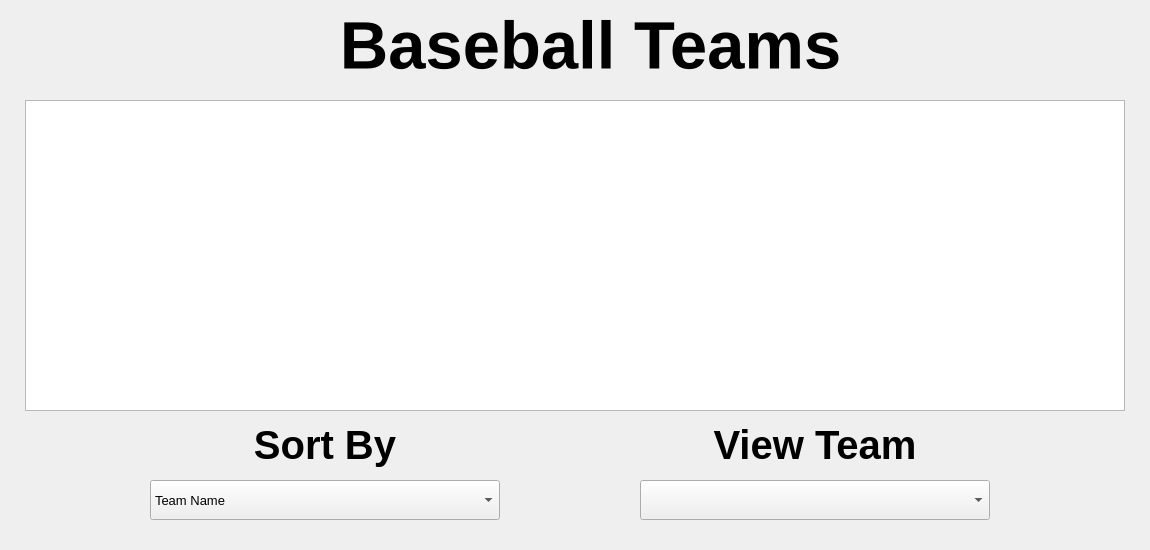
This is viewingpage.ui in nokk3n-dev/CS1D-Project-2-Baseball as Qt 5 draws it before an edit. The edited form follows.
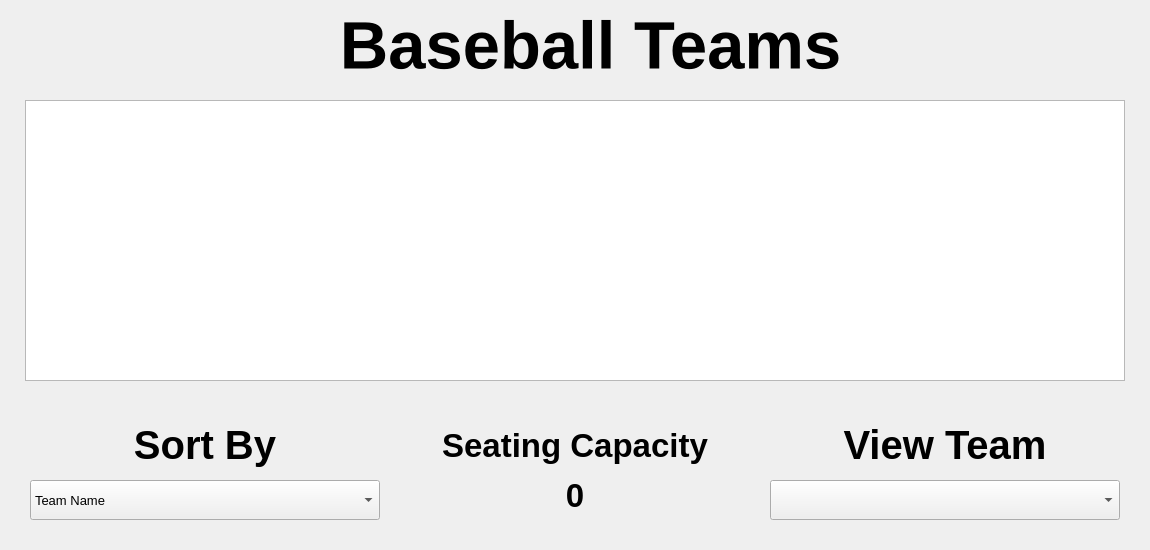
This is the edited form.

```diff
--- a/viewingpage.ui
+++ b/viewingpage.ui
@@ -19,7 +19,7 @@
      <x>25</x>
      <y>100</y>
      <width>1100</width>
-     <height>311</height>
+     <height>281</height>
     </rect>
    </property>
    <property name="sizePolicy">
@@ -56,7 +56,7 @@
   <widget class="QComboBox" name="sortBox">
    <property name="geometry">
     <rect>
-     <x>150</x>
+     <x>30</x>
      <y>480</y>
      <width>350</width>
      <height>40</height>
@@ -121,7 +121,7 @@
   <widget class="QLabel" name="sortByLabel">
    <property name="geometry">
     <rect>
-     <x>150</x>
+     <x>30</x>
      <y>410</y>
      <width>350</width>
      <height>70</height>
@@ -580,7 +580,7 @@
   <widget class="QLabel" name="viewTeam_label">
    <property name="geometry">
     <rect>
-     <x>640</x>
+     <x>770</x>
      <y>410</y>
      <width>350</width>
      <height>70</height>
@@ -602,7 +602,7 @@
   <widget class="QComboBox" name="viewTeam_box">
    <property name="geometry">
     <rect>
-     <x>640</x>
+     <x>770</x>
      <y>480</y>
      <width>350</width>
      <height>40</height>
@@ -619,6 +619,50 @@
     </property>
    </item>
   </widget>
+  <widget class="QLabel" name="seatingCapcity_label">
+   <property name="geometry">
+    <rect>
+     <x>400</x>
+     <y>410</y>
+     <width>350</width>
+     <height>70</height>
+    </rect>
+   </property>
+   <property name="font">
+    <font>
+     <pointsize>25</pointsize>
+     <bold>true</bold>
+    </font>
+   </property>
+   <property name="text">
+    <string>Seating Capacity</string>
+   </property>
+   <property name="alignment">
+    <set>Qt::AlignCenter</set>
+   </property>
+  </widget>
+  <widget class="QLabel" name="seatNum_label">
+   <property name="geometry">
+    <rect>
+     <x>400</x>
+     <y>460</y>
+     <width>350</width>
+     <height>70</height>
+    </rect>
+   </property>
+   <property name="font">
+    <font>
+     <pointsize>25</pointsize>
+     <bold>true</bold>
+    </font>
+   </property>
+   <property name="text">
+    <string>0</string>
+   </property>
+   <property name="alignment">
+    <set>Qt::AlignCenter</set>
+   </property>
+  </widget>
  </widget>
  <resources/>
  <connections/>
```
